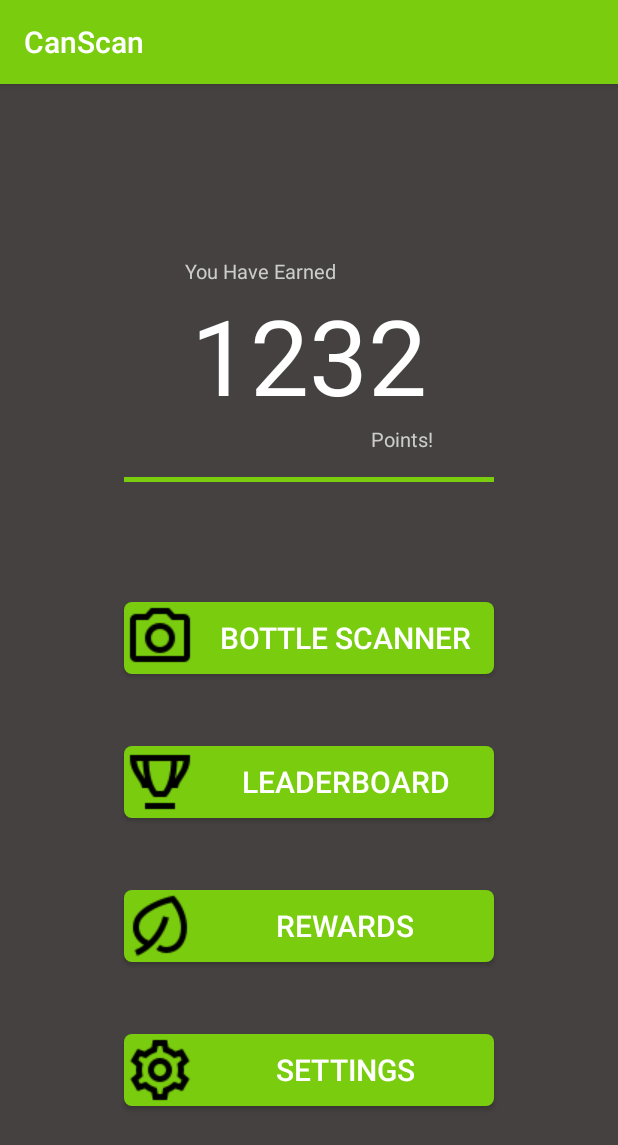
After one commit to Gsilver123/CanScan, an Android app: the HomeActivity screen opened directly, with no data from a screen before it, on a phone screen of 412 x 824 dp. The commit adds this screen. Shown: the top 1145 px of the screen. Run offline under Robolectric (Android 15) with nearby library versions, the phone set to English and light mode, and no system bars.

```diff
--- a/app/build.gradle
+++ b/app/build.gradle
@@ -21,8 +21,11 @@
 dependencies {
     implementation fileTree(dir: 'libs', include: ['*.jar'])
     implementation 'com.android.support:appcompat-v7:28.0.0'
+    implementation 'com.android.support:support-media-compat:28.0.0'
+    implementation 'com.android.support:support-v4:28.0.0'
     implementation 'com.android.support.constraint:constraint-layout:1.1.3'
     testImplementation 'junit:junit:4.12'
     androidTestImplementation 'com.android.support.test:runner:1.0.2'
     androidTestImplementation 'com.android.support.test.espresso:espresso-core:3.0.2'
+    implementation 'com.google.android.gms:play-services-vision:17.0.2'
 }
--- /dev/null
+++ b/app/src/main/java/com/example/canscan/HomeActivity.java
@@ -0,0 +1,22 @@
+package com.example.canscan;
+
+import android.os.Bundle;
+import android.support.v4.app.FragmentTransaction;
+import android.support.v7.app.AppCompatActivity;
+
+public class HomeActivity extends AppCompatActivity {
+
+    @Override
+    public void onCreate(Bundle bundle) {
+        super.onCreate(bundle);
+        setContentView(R.layout.main_screen);
+
+        startHomeFragment();
+    }
+
+    private void startHomeFragment() {
+        FragmentTransaction transaction = getSupportFragmentManager().beginTransaction();
+        transaction.replace(R.id.main_fragment_container, new HomeFragment());
+        transaction.commit();
+    }
+}
--- a/app/src/main/res/layout/create_user.xml
+++ b/app/src/main/res/layout/create_user.xml
@@ -3,7 +3,9 @@
     android:layout_width="match_parent"
     android:layout_height="match_parent"
     xmlns:app="http://schemas.android.com/apk/res-auto"
-    android:background="@color/colorPrimaryDark">
+    xmlns:tools="http://schemas.android.com/tools"
+    android:background="@color/colorPrimaryDark"
+    tools:context=".CreateUserActivity">
 
     <TextView
         android:id="@+id/new_user_header"
--- /dev/null
+++ b/app/src/main/res/layout/main_screen.xml
@@ -0,0 +1,15 @@
+<?xml version="1.0" encoding="utf-8"?>
+<android.support.constraint.ConstraintLayout xmlns:android="http://schemas.android.com/apk/res/android"
+    android:layout_width="match_parent"
+    android:layout_height="match_parent"
+    xmlns:tools="http://schemas.android.com/tools"
+    tools:context=".HomeActivity">
+
+    <FrameLayout
+        android:id="@+id/main_fragment_container"
+        android:layout_width="match_parent"
+        android:layout_height="match_parent">
+
+    </FrameLayout>
+
+</android.support.constraint.ConstraintLayout>
--- a/app/src/main/res/layout/user_home.xml
+++ b/app/src/main/res/layout/user_home.xml
@@ -19,7 +19,7 @@
         android:id="@+id/earned_points_textView"
         android:layout_width="wrap_content"
         android:layout_height="wrap_content"
-        android:text="1234"
+        android:text="1232"
         android:textSize="70sp"
         android:textColor="@color/white"
         app:layout_constraintStart_toStartOf="@id/score_start_vertical_guideline"
@@ -27,7 +27,7 @@
         app:layout_constraintTop_toBottomOf="@id/you_have_earned_textView"/>
 
     <TextView
-        android:id="@+id/points_textView"
+        android:id="@+id/earned_points_below_textView"
         android:layout_width="wrap_content"
         android:layout_height="wrap_content"
         android:text="@string/points_textView"
@@ -44,7 +44,7 @@
         android:background="@color/colorPrimary"
         app:layout_constraintStart_toStartOf="@id/button_start_vertical_guideline"
         app:layout_constraintEnd_toEndOf="@id/button_end_vertical_guideline"
-        app:layout_constraintTop_toBottomOf="@+id/points_textView"/>
+        app:layout_constraintTop_toBottomOf="@+id/earned_points_below_textView"/>
 
     <Button
         android:id="@+id/scan_code_btn"
```
Also changed, not shown: app/src/main/AndroidManifest.xml (+7 -1 lines), app/src/main/java/com/example/canscan/CreateUserActivity.java (added, +65 -0 lines), app/src/main/java/com/example/canscan/CreateUserFragment.java (deleted, +0 -98 lines), app/src/main/java/com/example/canscan/HomeFragment.java (+6 -7 lines), app/src/main/java/com/example/canscan/LoginActivity.java (+8 -39 lines), app/src/main/java/com/example/canscan/User.java (+10 -11 lines), app/src/main/java/com/example/canscan/UserLab.java (+4 -5 lines), app/src/main/java/com/example/canscan/UserUtils.java (added, +39 -0 lines), 1 other file.
